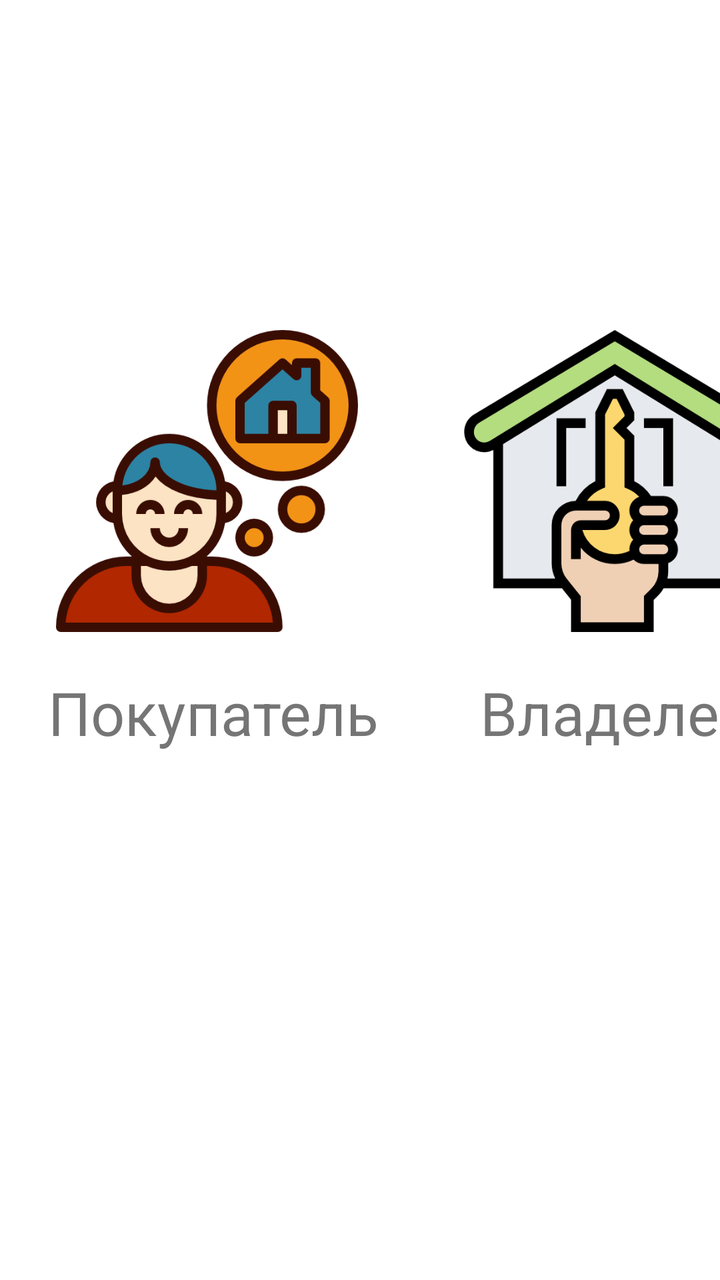
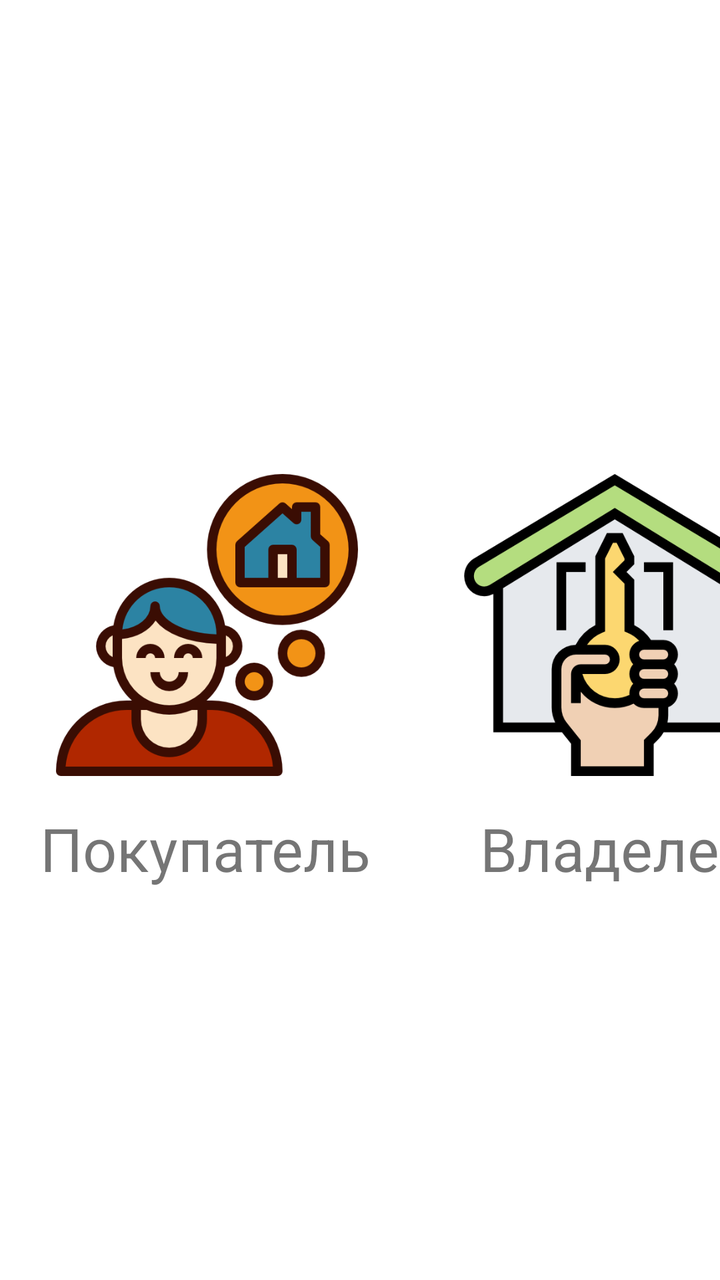

Two renders of the same Android screen: before a commit and after it. Below are the layout's source before the change and the commit's diff.
<!-- AndroidManifest.xml: activity theme AppTheme.NoActionBar -->
<!-- res/layout/activity_chose.xml -->
<?xml version="1.0" encoding="utf-8"?>
<android.support.constraint.ConstraintLayout xmlns:android="http://schemas.android.com/apk/res/android"
    xmlns:app="http://schemas.android.com/apk/res-auto"
    xmlns:tools="http://schemas.android.com/tools"
    android:layout_width="match_parent"
    android:layout_height="match_parent"
    android:background="@color/colorWhite"
    tools:context=".ChoseActivity">

    <TextView
        android:id="@+id/textView23"
        android:layout_width="wrap_content"
        android:layout_height="wrap_content"
        android:layout_marginTop="148dp"
        android:layout_marginBottom="147dp"
        android:text="Зайти как"
        android:textAlignment="center"
        android:textSize="40sp"
        android:textStyle="bold"
        app:layout_constraintBottom_toTopOf="@+id/buyerbtn"
        app:layout_constraintEnd_toEndOf="parent"
        app:layout_constraintHorizontal_bias="0.498"
        app:layout_constraintStart_toStartOf="parent"
        app:layout_constraintTop_toTopOf="parent" />

    <ImageButton
        android:id="@+id/buyerbtn"
        android:layout_width="175sp"
        android:layout_height="0dp"
        android:layout_marginStart="16dp"
        android:backgroundTint="@android:color/white"
        android:scaleType="centerInside"
        app:layout_constraintBottom_toBottomOf="@+id/ownerbtn"
        app:layout_constraintStart_toStartOf="parent"
        app:layout_constraintTop_toTopOf="@+id/ownerbtn"
        app:srcCompat="@drawable/ic_color_buyer" />

    <ImageButton
        android:id="@+id/ownerbtn"
        android:layout_width="175sp"
        android:layout_height="175sp"
        android:layout_marginStart="220dp"
        android:layout_marginBottom="312dp"
        android:backgroundTint="@android:color/white"
        android:scaleType="centerInside"
        app:layout_constraintBottom_toBottomOf="parent"
        app:layout_constraintStart_toStartOf="parent"
        app:srcCompat="@drawable/ic_color_owner" />

    <TextView
        android:id="@+id/textView24"
        android:layout_width="wrap_content"
        android:layout_height="wrap_content"
        android:layout_marginStart="8dp"
        android:layout_marginTop="8dp"
        android:text="Покупатель"
        android:textSize="30sp"
        app:layout_constraintStart_toStartOf="@+id/buyerbtn"
        app:layout_constraintTop_toBottomOf="@+id/buyerbtn" />

    <TextView
        android:id="@+id/textView25"
        android:layout_width="wrap_content"
        android:layout_height="wrap_content"
        android:layout_marginStart="20dp"
        android:layout_marginTop="8dp"
        android:text="Владелец"
        android:textSize="30sp"
        app:layout_constraintStart_toStartOf="@+id/ownerbtn"
        app:layout_constraintTop_toBottomOf="@+id/ownerbtn" />
</android.support.constraint.ConstraintLayout>
<!-- resources referenced by this layout -->
<resources>
  <color name="colorWhite">#FFFFFF</color>
  <!-- drawable ic_color_buyer: png bitmap (drawable, 35187 bytes) -->
  <!-- drawable ic_color_owner: png bitmap (drawable, 22368 bytes) -->
  <style name="AppTheme.NoActionBar">
          <item name="windowActionBar">false</item>
          <item name="windowNoTitle">true</item>
      </style>
</resources>

<!-- the commit's change to res/layout/activity_chose.xml (unified diff, before → after) -->
@@ -19,9 +19,9 @@
         android:textStyle="bold"
         app:layout_constraintBottom_toTopOf="@+id/buyerbtn"
         app:layout_constraintEnd_toEndOf="parent"
-        app:layout_constraintHorizontal_bias="0.498"
         app:layout_constraintStart_toStartOf="parent"
-        app:layout_constraintTop_toTopOf="parent" />
+        app:layout_constraintTop_toTopOf="parent"
+        app:layout_constraintVertical_bias="0.0" />
 
     <ImageButton
         android:id="@+id/buyerbtn"
@@ -33,6 +33,7 @@
         app:layout_constraintBottom_toBottomOf="@+id/ownerbtn"
         app:layout_constraintStart_toStartOf="parent"
         app:layout_constraintTop_toTopOf="@+id/ownerbtn"
+        app:layout_constraintVertical_bias="0.0"
         app:srcCompat="@drawable/ic_color_buyer" />
 
     <ImageButton
@@ -40,7 +41,7 @@
         android:layout_width="175sp"
         android:layout_height="175sp"
         android:layout_marginStart="220dp"
-        android:layout_marginBottom="312dp"
+        android:layout_marginBottom="240dp"
         android:backgroundTint="@android:color/white"
         android:scaleType="centerInside"
         app:layout_constraintBottom_toBottomOf="parent"
@@ -51,8 +52,8 @@
         android:id="@+id/textView24"
         android:layout_width="wrap_content"
         android:layout_height="wrap_content"
-        android:layout_marginStart="8dp"
-        android:layout_marginTop="8dp"
+        android:layout_marginStart="4dp"
+        android:layout_marginTop="4dp"
         android:text="Покупатель"
         android:textSize="30sp"
         app:layout_constraintStart_toStartOf="@+id/buyerbtn"
@@ -63,7 +64,7 @@
         android:layout_width="wrap_content"
         android:layout_height="wrap_content"
         android:layout_marginStart="20dp"
-        android:layout_marginTop="8dp"
+        android:layout_marginTop="4dp"
         android:text="Владелец"
         android:textSize="30sp"
         app:layout_constraintStart_toStartOf="@+id/ownerbtn"
